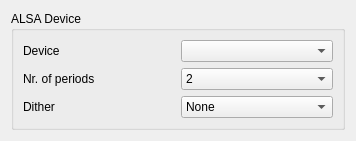
Before: the Qt Designer form src/traverso/ui/AlsaDevicesPage.ui in ErwanLegrand/Traverso-DAW, drawn with Qt 5.
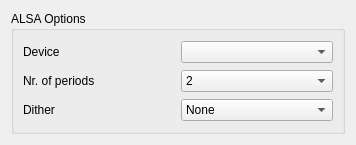
After: the same form once the commit is applied.

```diff
--- a/src/traverso/ui/AlsaDevicesPage.ui
+++ b/src/traverso/ui/AlsaDevicesPage.ui
@@ -1,12 +1,12 @@
 <ui version="4.0" >
  <class>AlsaDevicesPage</class>
- <widget class="QWidget" name="AlsaDevicesPage" >
-  <property name="geometry" >
+ <widget class="QWidget" name="AlsaDevicesPage">
+  <property name="geometry">
    <rect>
     <x>0</x>
     <y>0</y>
     <width>356</width>
-    <height>141</height>
+    <height>145</height>
    </rect>
   </property>
   <property name="windowTitle" >
@@ -14,9 +14,9 @@
   </property>
   <layout class="QVBoxLayout" >
    <item>
-    <widget class="QGroupBox" name="groupBox" >
-     <property name="title" >
-      <string>ALSA Device</string>
+    <widget class="QGroupBox" name="groupBox">
+     <property name="title">
+      <string>ALSA Options</string>
      </property>
      <layout class="QVBoxLayout" >
       <property name="spacing" >
```
Left out of the diff: 169 changed lines with no effect on the pictures.
